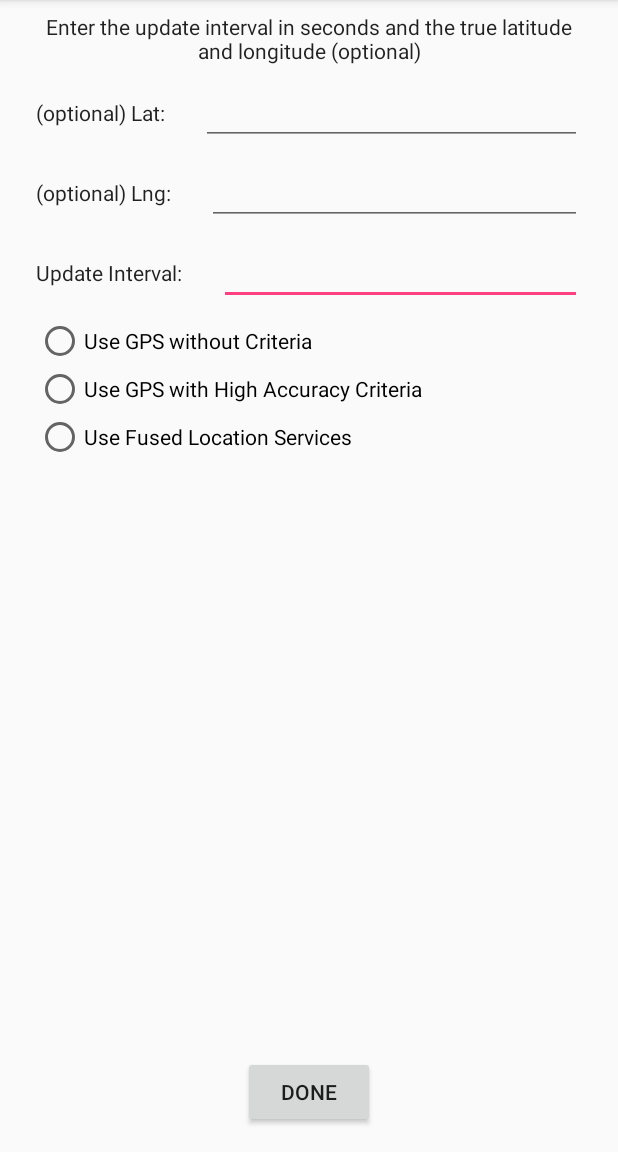
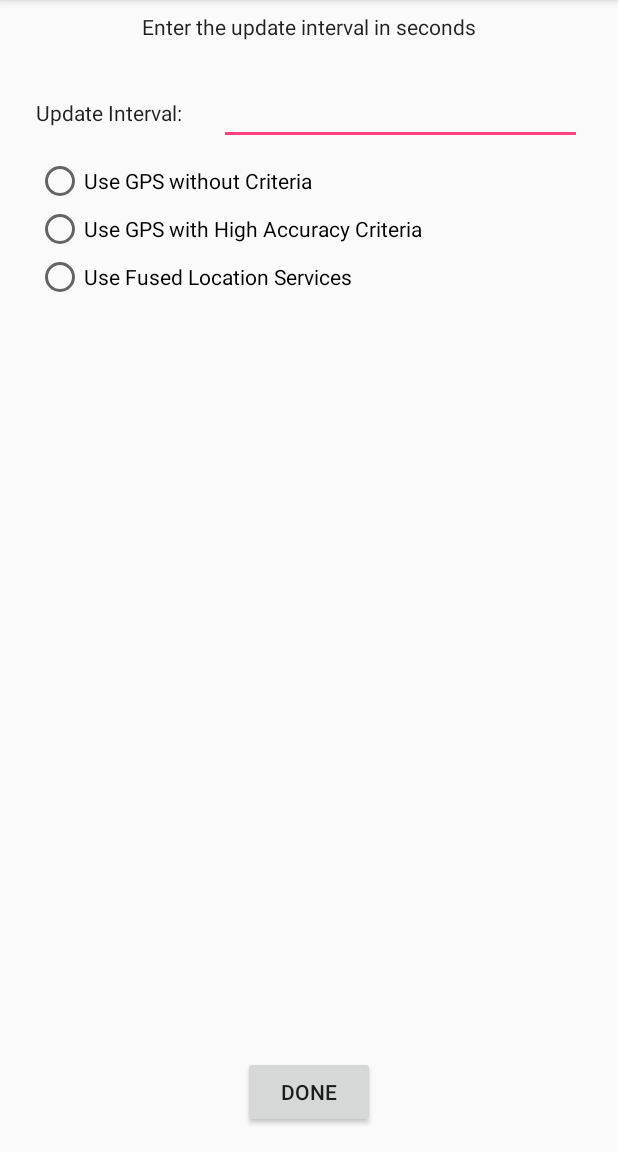
Before and after one commit to sheppardd1/FARM, an Android app: the screen it shows after launch (GetInterval), on a phone screen of 412 x 824 dp, the part 84-1236 px from its top. Run offline under Robolectric (Android 15) with nearby library versions, the phone set to English and light mode, and no system bars.

Commit message:
removed parts that get and use user-defined Lat Lng values
Not needed for this app - leftovers from GPS accuracy analysis app

```diff
--- a/app/src/main/java/com/example/davea/FARM/ViewData.java
+++ b/app/src/main/java/com/example/davea/FARM/ViewData.java
@@ -5,8 +5,6 @@ import android.content.ClipboardManager;
 import android.content.Context;
 import android.content.DialogInterface;
 import android.content.Intent;
-/*import android.support.v7.app.AlertDialog;
-import android.support.v7.app.AppCompatActivity;*/
 import android.os.Bundle;
 import android.text.method.ScrollingMovementMethod;
 import android.view.View;
--- a/app/src/main/res/layout/activity_get_interval.xml
+++ b/app/src/main/res/layout/activity_get_interval.xml
@@ -10,16 +10,14 @@
         android:id="@+id/interval_input"
         android:layout_width="0dp"
         android:layout_height="wrap_content"
+        android:layout_marginStart="24dp"
+        android:layout_marginTop="24dp"
         android:layout_marginEnd="24dp"
-        android:layout_marginLeft="24dp"
-        android:layout_marginRight="24dp"
-        android:layout_marginStart="24dp"
-        android:layout_marginTop="8dp"
         android:ems="10"
         android:inputType="number"
         app:layout_constraintEnd_toEndOf="parent"
         app:layout_constraintStart_toEndOf="@+id/textView4"
-        app:layout_constraintTop_toBottomOf="@+id/lng_input" />
+        app:layout_constraintTop_toBottomOf="@+id/instructions" />
 
     <TextView
         android:id="@+id/instructions"
@@ -54,62 +52,9 @@
         app:layout_constraintVertical_bias="1.0" />
 
     <TextView
-        android:id="@+id/textView2"
-        android:layout_width="wrap_content"
-        android:layout_height="wrap_content"
-        android:layout_marginLeft="24dp"
-        android:layout_marginStart="24dp"
-        android:text="@string/lat"
-        android:textAppearance="@style/TextAppearance.AppCompat"
-        app:layout_constraintBaseline_toBaselineOf="@+id/lat_input"
-        app:layout_constraintStart_toStartOf="parent" />
-
-    <TextView
-        android:id="@+id/textView3"
-        android:layout_width="wrap_content"
-        android:layout_height="wrap_content"
-        android:layout_marginLeft="24dp"
-        android:layout_marginStart="24dp"
-        android:text="@string/lng"
-        android:textAppearance="@style/TextAppearance.AppCompat"
-        app:layout_constraintBaseline_toBaselineOf="@+id/lng_input"
-        app:layout_constraintStart_toStartOf="parent" />
-
-    <EditText
-        android:id="@+id/lat_input"
-        android:layout_width="0dp"
-        android:layout_height="wrap_content"
-        android:layout_marginEnd="24dp"
-        android:layout_marginLeft="24dp"
-        android:layout_marginRight="24dp"
-        android:layout_marginStart="24dp"
-        android:layout_marginTop="8dp"
-        android:ems="10"
-        android:inputType="numberSigned|numberDecimal"
-        app:layout_constraintEnd_toEndOf="parent"
-        app:layout_constraintStart_toEndOf="@+id/textView2"
-        app:layout_constraintTop_toBottomOf="@+id/instructions" />
-
-    <EditText
-        android:id="@+id/lng_input"
-        android:layout_width="0dp"
-        android:layout_height="wrap_content"
-        android:layout_marginEnd="24dp"
-        android:layout_marginLeft="24dp"
-        android:layout_marginRight="24dp"
-        android:layout_marginStart="24dp"
-        android:layout_marginTop="8dp"
-        android:ems="10"
-        android:inputType="numberSigned|numberDecimal"
-        app:layout_constraintEnd_toEndOf="parent"
-        app:layout_constraintStart_toEndOf="@+id/textView3"
-        app:layout_constraintTop_toBottomOf="@+id/lat_input" />
-
-    <TextView
         android:id="@+id/textView4"
         android:layout_width="wrap_content"
         android:layout_height="wrap_content"
-        android:layout_marginLeft="24dp"
         android:layout_marginStart="24dp"
         android:text="@string/interval"
         android:textAppearance="@style/TextAppearance.AppCompat"
--- a/app/src/main/res/values/strings.xml
+++ b/app/src/main/res/values/strings.xml
@@ -10,7 +10,7 @@
     <string name="lat">(optional) Lat:</string>
     <string name="lng">(optional) Lng:</string>
     <string name="interval">Update Interval:</string>
-    <string name="GetInterval_Instructions">"Enter the update interval in seconds and the true latitude and longitude (optional)"</string>string>
+    <string name="GetInterval_Instructions">"Enter the update interval in seconds"</string>string>
     <string name="GPS">Use GPS without Criteria</string>
     <string name="fusedLocation">Use Fused Location Services</string>
     <string name="PressStart">Press START to begin</string>
```
Also changed, not shown: app/src/main/java/com/example/davea/FARM/GetInterval.java (+1 -36 lines), app/src/main/java/com/example/davea/FARM/MapsActivity.java (+2 -52 lines).
